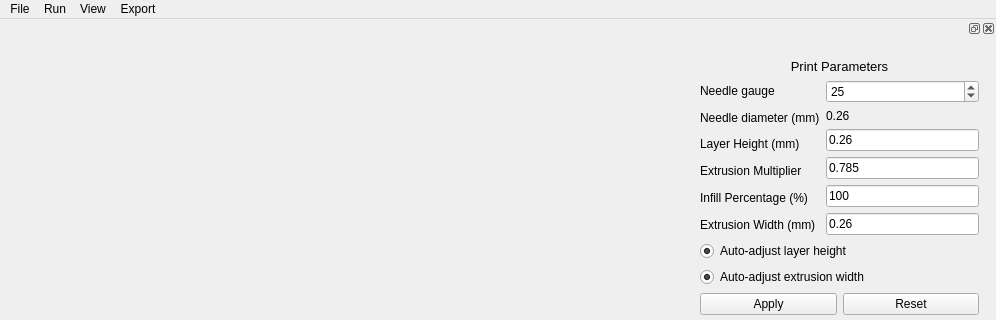
Old version of the form mainwindowform.ui in the repository taylorgwood/FRE_Visualizer_GUI; both pictures show x 0 to 996 and y 0 to 320 of the 996 by 678 pixel window.
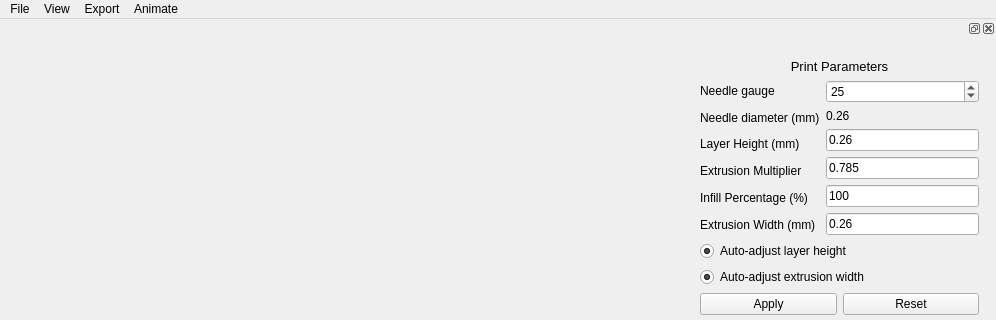
New version of the form.

Commit message: Start and stop buttons work

```diff
--- a/mainwindowform.ui
+++ b/mainwindowform.ui
@@ -37,7 +37,7 @@
    </widget>
    <widget class="QMenu" name="menuRun">
     <property name="title">
-     <string>Run</string>
+     <string>Animate</string>
     </property>
     <addaction name="actionStart_2"/>
     <addaction name="actionStop_2"/>
@@ -59,9 +59,9 @@
     <addaction name="actionExport_G_code"/>
    </widget>
    <addaction name="menuFile"/>
-   <addaction name="menuRun"/>
    <addaction name="menuView"/>
    <addaction name="menuG_Code"/>
+   <addaction name="menuRun"/>
   </widget>
   <widget class="QStatusBar" name="statusBar"/>
   <widget class="QDockWidget" name="dockWidget">
```
The commit also changes 2 other files.
